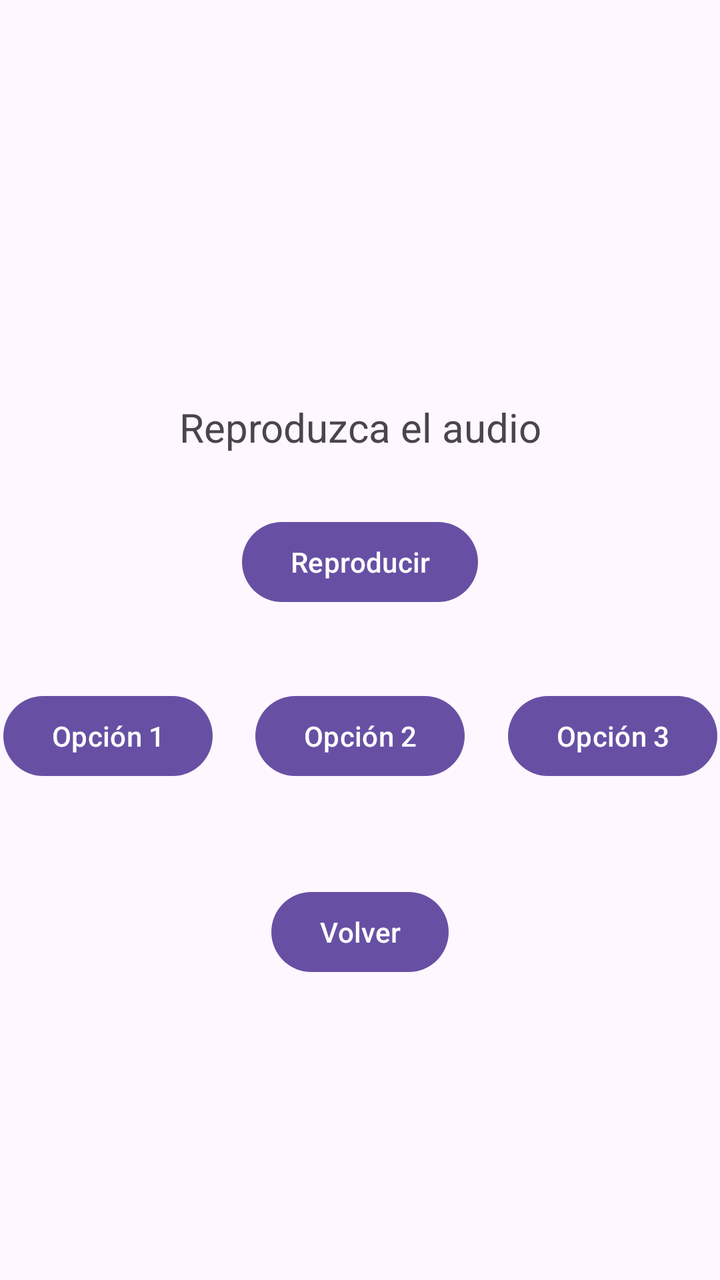
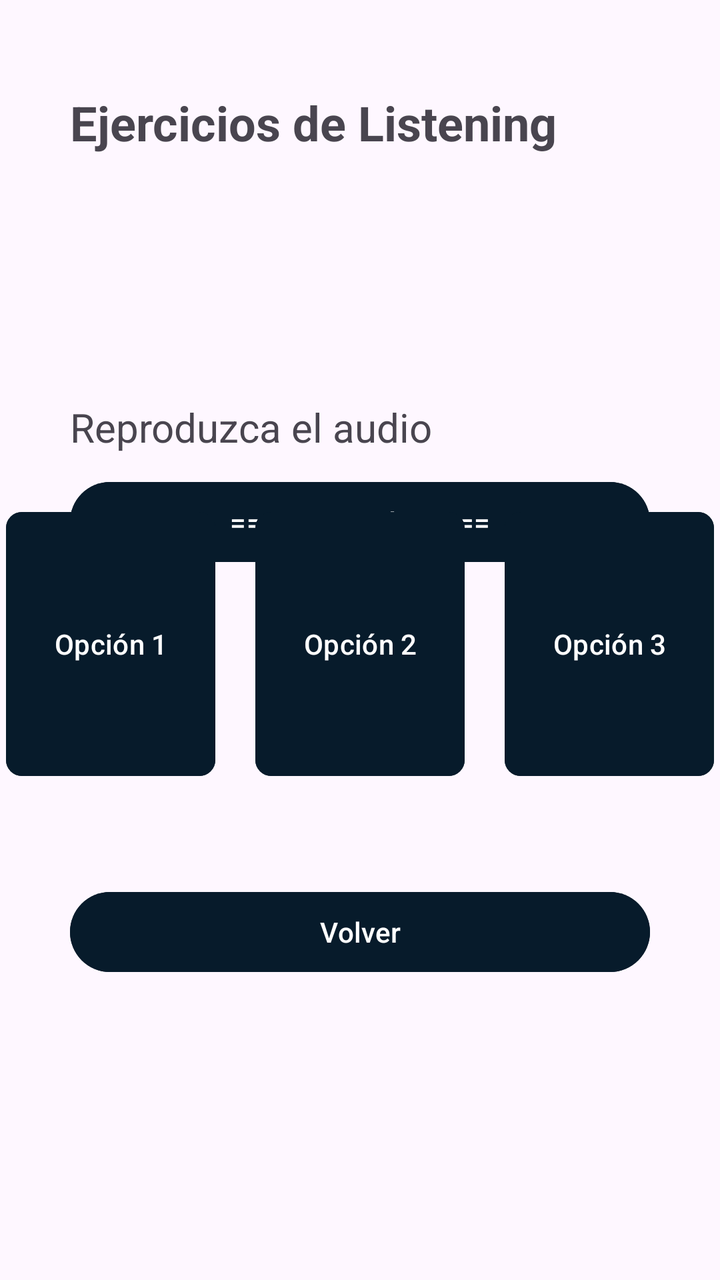

Two renders of the same Android screen: before a commit and after it. Below are the layout's source before the change and the commit's diff.
<!-- AndroidManifest.xml: application theme Theme.VocabularioApp -->
<!-- res/layout/activity_exercices.xml -->
<?xml version="1.0" encoding="utf-8"?>
<androidx.constraintlayout.widget.ConstraintLayout xmlns:android="http://schemas.android.com/apk/res/android"
    xmlns:app="http://schemas.android.com/apk/res-auto"
    xmlns:tools="http://schemas.android.com/tools"
    android:id="@+id/main"
    android:layout_width="match_parent"
    android:layout_height="match_parent"
    tools:context=".ExercicesActivity">

    <TextView
        android:id="@+id/tvETexto"
        android:layout_width="wrap_content"
        android:layout_height="wrap_content"
        android:layout_marginTop="200dp"
        android:textSize="20dp"
        android:text="@string/eaText"
        app:layout_constraintEnd_toEndOf="parent"
        app:layout_constraintHorizontal_bias="0.5"
        app:layout_constraintStart_toStartOf="parent"
        app:layout_constraintTop_toTopOf="parent" />

    <Button
        android:id="@+id/btnEReproducir"
        android:layout_width="wrap_content"
        android:layout_height="wrap_content"
        android:layout_marginTop="30dp"
        android:text="Reproducir"
        app:layout_constraintEnd_toEndOf="parent"
        app:layout_constraintHorizontal_bias="0.5"
        app:layout_constraintStart_toStartOf="parent"
        app:layout_constraintTop_toBottomOf="@+id/tvETexto" />

    <Button
        android:id="@+id/btnEOp1"
        android:layout_width="wrap_content"
        android:layout_height="wrap_content"
        android:layout_marginEnd="20dp"
        android:layout_marginBottom="50dp"
        android:text="@string/eaop1"
        app:layout_constraintBottom_toTopOf="@+id/btnEVolver"
        app:layout_constraintEnd_toStartOf="@+id/btnEOp2"
        app:layout_constraintHorizontal_bias="0.5"
        app:layout_constraintStart_toStartOf="parent" />

    <Button
        android:id="@+id/btnEOp2"
        android:layout_width="wrap_content"
        android:layout_height="wrap_content"
        android:layout_marginBottom="50dp"
        android:text="@string/eaop2"
        app:layout_constraintBottom_toTopOf="@+id/btnEVolver"
        app:layout_constraintEnd_toStartOf="@+id/btnEOp3"
        app:layout_constraintHorizontal_bias="0.5"
        app:layout_constraintStart_toEndOf="@+id/btnEOp1" />

    <Button
        android:id="@+id/btnEOp3"
        android:layout_width="wrap_content"
        android:layout_height="wrap_content"
        android:layout_marginStart="20dp"
        android:layout_marginBottom="50dp"
        android:text="@string/eaop3"
        app:layout_constraintBottom_toTopOf="@+id/btnEVolver"
        app:layout_constraintEnd_toEndOf="parent"
        app:layout_constraintHorizontal_bias="0.5"
        app:layout_constraintStart_toEndOf="@+id/btnEOp2" />

    <Button
        android:id="@+id/btnEVolver"
        android:layout_width="wrap_content"
        android:layout_height="wrap_content"
        android:layout_marginBottom="150dp"
        android:text="@string/eavolver"
        app:layout_constraintBottom_toBottomOf="parent"
        app:layout_constraintEnd_toEndOf="parent"
        app:layout_constraintHorizontal_bias="0.5"
        app:layout_constraintStart_toStartOf="parent" />
</androidx.constraintlayout.widget.ConstraintLayout>
<!-- resources referenced by this layout -->
<resources>
  <string name="eaText">Reproduzca el audio</string>
  <string name="eaop1">Opción 1</string>
  <string name="eaop2">Opción 2</string>
  <string name="eaop3">Opción 3</string>
  <string name="eavolver">Volver</string>
  
      // Account Activity
  <style name="Theme.VocabularioApp" parent="Base.Theme.VocabularioApp" />
  <style name="Base.Theme.VocabularioApp" parent="Theme.Material3.DayNight.NoActionBar">
          
          
          <item name="titleTextColor">@color/lt_menu</item>
          <item name="android:actionMenuTextColor">@color/lt_menu</item>
          <item name="colorControlNormal">@color/lt_menu</item>
  
      </style>
  <color name="lt_menu">#EEEEEE</color>
</resources>

<!-- the commit's change to res/layout/activity_exercices.xml (unified diff, before → after) -->
@@ -9,11 +9,13 @@
 
     <TextView
         android:id="@+id/tvETexto"
-        android:layout_width="wrap_content"
+        android:layout_width="0dp"
         android:layout_height="wrap_content"
+        android:layout_marginStart="35dp"
         android:layout_marginTop="200dp"
+        android:layout_marginEnd="35dp"
+        android:text="@string/eaText"
         android:textSize="20dp"
-        android:text="@string/eaText"
         app:layout_constraintEnd_toEndOf="parent"
         app:layout_constraintHorizontal_bias="0.5"
         app:layout_constraintStart_toStartOf="parent"
@@ -21,10 +23,13 @@
 
     <Button
         android:id="@+id/btnEReproducir"
-        android:layout_width="wrap_content"
+        android:layout_width="0dp"
         android:layout_height="wrap_content"
-        android:layout_marginTop="30dp"
-        android:text="Reproducir"
+        android:layout_marginStart="35dp"
+        android:layout_marginTop="10dp"
+        android:layout_marginEnd="35dp"
+        android:text=" == ▶ Reproducir  == "
+        android:backgroundTint="@color/bg_menu"
         app:layout_constraintEnd_toEndOf="parent"
         app:layout_constraintHorizontal_bias="0.5"
         app:layout_constraintStart_toStartOf="parent"
@@ -33,10 +38,13 @@
     <Button
         android:id="@+id/btnEOp1"
         android:layout_width="wrap_content"
-        android:layout_height="wrap_content"
+        android:layout_height="140dp"
+        android:layout_marginStart="35dp"
         android:layout_marginEnd="20dp"
         android:layout_marginBottom="50dp"
         android:text="@string/eaop1"
+        android:backgroundTint="@color/bg_menu"
+        app:shapeAppearanceOverlay="@style/btn_Recto"
         app:layout_constraintBottom_toTopOf="@+id/btnEVolver"
         app:layout_constraintEnd_toStartOf="@+id/btnEOp2"
         app:layout_constraintHorizontal_bias="0.5"
@@ -45,9 +53,11 @@
     <Button
         android:id="@+id/btnEOp2"
         android:layout_width="wrap_content"
-        android:layout_height="wrap_content"
+        android:layout_height="140dp"
         android:layout_marginBottom="50dp"
         android:text="@string/eaop2"
+        android:backgroundTint="@color/bg_menu"
+        app:shapeAppearanceOverlay="@style/btn_Recto"
         app:layout_constraintBottom_toTopOf="@+id/btnEVolver"
         app:layout_constraintEnd_toStartOf="@+id/btnEOp3"
         app:layout_constraintHorizontal_bias="0.5"
@@ -56,10 +66,13 @@
     <Button
         android:id="@+id/btnEOp3"
         android:layout_width="wrap_content"
-        android:layout_height="wrap_content"
+        android:layout_height="140dp"
         android:layout_marginStart="20dp"
+        android:layout_marginEnd="35dp"
         android:layout_marginBottom="50dp"
         android:text="@string/eaop3"
+        android:backgroundTint="@color/bg_menu"
+        app:shapeAppearanceOverlay="@style/btn_Recto"
         app:layout_constraintBottom_toTopOf="@+id/btnEVolver"
         app:layout_constraintEnd_toEndOf="parent"
         app:layout_constraintHorizontal_bias="0.5"
@@ -67,12 +80,29 @@
 
     <Button
         android:id="@+id/btnEVolver"
-        android:layout_width="wrap_content"
+        android:layout_width="0dp"
         android:layout_height="wrap_content"
+        android:layout_marginStart="35dp"
+        android:layout_marginEnd="35dp"
         android:layout_marginBottom="150dp"
         android:text="@string/eavolver"
+        android:backgroundTint="@color/bg_menu"
         app:layout_constraintBottom_toBottomOf="parent"
         app:layout_constraintEnd_toEndOf="parent"
         app:layout_constraintHorizontal_bias="0.5"
         app:layout_constraintStart_toStartOf="parent" />
+
+    <TextView
+        android:id="@+id/textView"
+        android:layout_width="0dp"
+        android:layout_height="wrap_content"
+        android:layout_marginStart="35dp"
+        android:layout_marginTop="45dp"
+        android:layout_marginEnd="35dp"
+        android:text="Ejercicios de Listening"
+        android:textSize="24dp"
+        android:textStyle="bold"
+        app:layout_constraintEnd_toEndOf="parent"
+        app:layout_constraintStart_toStartOf="parent"
+        app:layout_constraintTop_toTopOf="parent" />
 </androidx.constraintlayout.widget.ConstraintLayout>
<!-- resource entries referenced after the edit -->
@@ -1,5 +1,6 @@
 <!-- resources referenced by this layout -->
 <resources>
+  <color name="bg_menu">#071B2B</color>
   <string name="eaText">Reproduzca el audio</string>
   <string name="eaop1">Opción 1</string>
   <string name="eaop2">Opción 2</string>
@@ -7,6 +8,10 @@
   <string name="eavolver">Volver</string>
   
       // Account Activity
+  <style name="btn_Recto" parent="">
+          <item name="cornerFamily">rounded</item>
+          <item name="cornerSize">8dp</item>
+      </style>
   <style name="Theme.VocabularioApp" parent="Base.Theme.VocabularioApp" />
   <style name="Base.Theme.VocabularioApp" parent="Theme.Material3.DayNight.NoActionBar">
           
@@ -14,7 +19,6 @@
           <item name="titleTextColor">@color/lt_menu</item>
           <item name="android:actionMenuTextColor">@color/lt_menu</item>
           <item name="colorControlNormal">@color/lt_menu</item>
-  
       </style>
   <color name="lt_menu">#EEEEEE</color>
 </resources>
